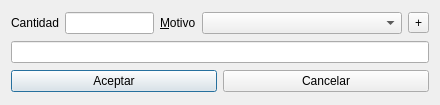
The window that entradasalida.ui (Ladis72/tienda) describes before a commit, drawn with Qt 5.
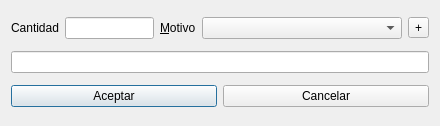
The same window after the commit.

Patch:
```diff
--- a/entradasalida.ui
+++ b/entradasalida.ui
@@ -7,7 +7,7 @@
     <x>0</x>
     <y>0</y>
     <width>440</width>
-    <height>105</height>
+    <height>126</height>
    </rect>
   </property>
   <property name="windowTitle">
```
